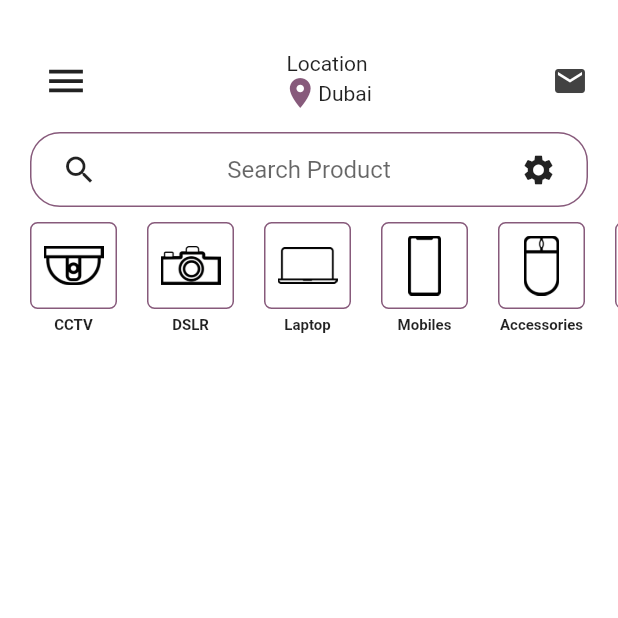
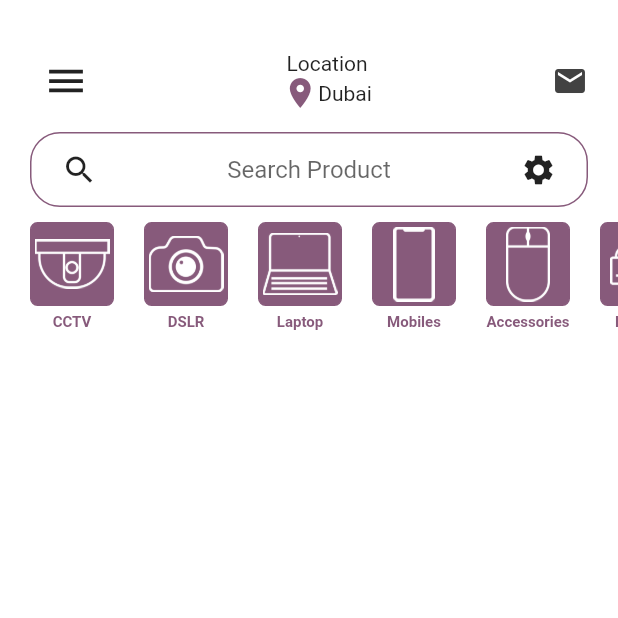
Before and after one commit to MesselemYoucef/TechApp, a Flutter app: the screen it shows after launch, on a phone screen of 412 x 824 dp, the top half of it. Run offline on Flutter 3.47's test engine with Material 2 defaults, Android fonts, the phone set to English and light mode, and no system bars; our stand-ins replace cloud_firestore, firebase_core, firebase_storage, font_awesome_flutter; accounts and stored records are empty.

Commit message:
changed the icons format and design

```diff
--- a/lib/configuration.dart
+++ b/lib/configuration.dart
@@ -12,7 +12,7 @@ List<BoxShadow> shadowList = [
 List<Map> categories = [
   {'name': 'CCTV', 'iconPath': 'images/categories/CCTV-icon-20201230.png'},
   {'name': 'DSLR', 'iconPath': 'images/categories/dslr-icon-20201230.png'},
-  {'name': 'Laptop', 'iconPath': 'images/categories/laptop-icon-20201230.png'},
+  {'name': 'Laptop', 'iconPath': 'images/categories/laptop-icon-20201231.png'},
   {'name': 'Mobiles', 'iconPath': 'images/categories/mobile-icon-20201230.png'},
   {
     'name': 'Accessories',
--- a/lib/screens/home_screen.dart
+++ b/lib/screens/home_screen.dart
@@ -95,7 +95,6 @@ class _HomeScreenState extends State<HomeScreen> with TickerProviderStateMixin {
               ),
             ),
             Container(
-
               padding: EdgeInsets.symmetric(horizontal: 20),
               margin: EdgeInsets.symmetric(horizontal: 20, vertical: 10),
               decoration: BoxDecoration(
@@ -106,7 +105,6 @@ class _HomeScreenState extends State<HomeScreen> with TickerProviderStateMixin {
                 borderRadius: BorderRadius.circular(20),
                 color: Colors.white,
               ),
-
               child: Row(
                   mainAxisAlignment: MainAxisAlignment.spaceBetween,
                   children: [
@@ -139,19 +137,18 @@ class _HomeScreenState extends State<HomeScreen> with TickerProviderStateMixin {
                           });
                         },
                         child: Container(
-                          padding: EdgeInsets.all(8),
+                          padding: EdgeInsets.all(2),
                           margin: EdgeInsets.only(left: 20),
                           decoration: BoxDecoration(
-                              color: Colors.transparent,
-                              border: Border.all(
-                                color: itemBackground,
-                                width: 1
-                              ),
+                              color: itemBackground,
+                              border:
+                                  Border.all(color: itemBackground, width: 1),
                               borderRadius: BorderRadius.circular(5)),
                           child: Image.asset(
                             categories[index]["iconPath"],
-                            height: 40,
-                            width: 40,
+                            color: Colors.white,
+                            height: 50,
+                            width: 50,
                             fit: BoxFit.contain,
                           ),
                         ),
@@ -162,7 +159,10 @@ class _HomeScreenState extends State<HomeScreen> with TickerProviderStateMixin {
                           child: Text(
                             categories[index]["name"],
                             style: TextStyle(
-                                fontSize: 10, fontWeight: FontWeight.bold),
+                              fontSize: 10,
+                              fontWeight: FontWeight.bold,
+                              color: itemBackground,
+                            ),
                           ))
                     ]),
                   );
```
Also changed, not shown: images/categories/CCTV-icon-20201230.png, images/categories/accessories-icon-20201230.png, images/categories/dslr-icon-20201230.png, images/categories/ipad-icon-20201230.png, images/categories/laptop-icon-20201231.png (added), images/categories/mobile-icon-20201230.png, images/categories/printer-icon-20201230.png.
